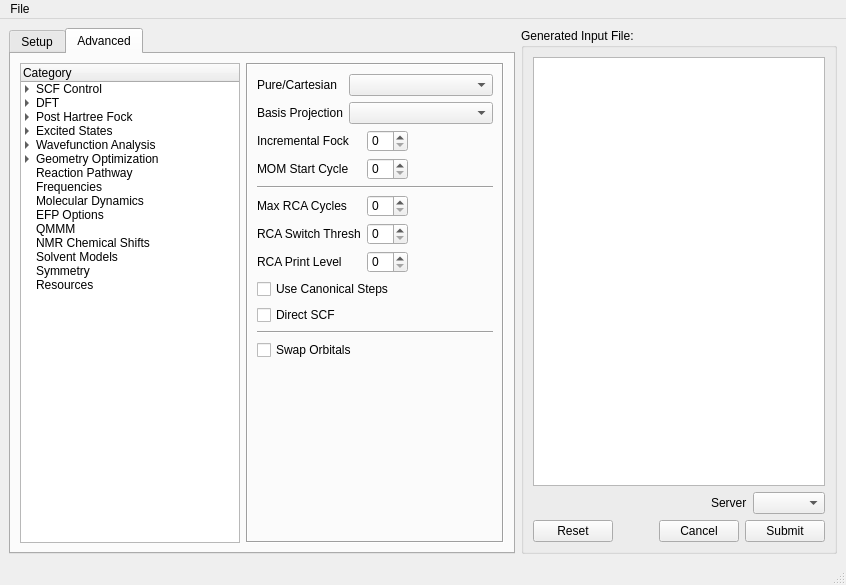
Old version of the form src/Qui/QuiMainWindow.ui in the repository nutjunkie/IQmol.
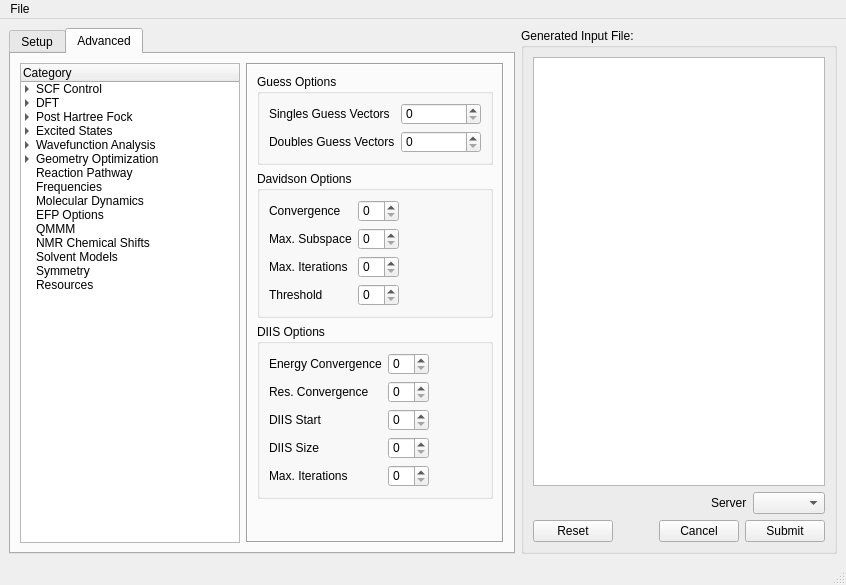
New version of the form. The open tabs and pages were chosen to show the change. Icons and pictures are not drawn.

Commit message: Add ADC keywords to option database and amend the Qui interface

What changed in the file:
```diff
--- a/src/Qui/QuiMainWindow.ui
+++ b/src/Qui/QuiMainWindow.ui
@@ -3830,6 +3830,194 @@
             </item>
            </layout>
           </widget>
+          <widget class="QWidget" name="AdvancedADC">
+           <layout class="QVBoxLayout" name="verticalLayout_29">
+            <item>
+             <widget class="QGroupBox" name="adc_guess">
+              <property name="title">
+               <string>Guess Options</string>
+              </property>
+              <layout class="QGridLayout" name="gridLayout_19">
+               <item row="0" column="0">
+                <widget class="QLabel" name="label_197">
+                 <property name="text">
+                  <string>Singles Guess Vectors</string>
+                 </property>
+                </widget>
+               </item>
+               <item row="0" column="1">
+                <widget class="QSpinBox" name="adc_nguess_singles"/>
+               </item>
+               <item row="1" column="0">
+                <widget class="QLabel" name="label_204">
+                 <property name="text">
+                  <string>Doubles Guess Vectors</string>
+                 </property>
+                </widget>
+               </item>
+               <item row="1" column="1">
+                <widget class="QSpinBox" name="adc_nguess_doubles"/>
+               </item>
+              </layout>
+             </widget>
+            </item>
+            <item>
+             <widget class="QGroupBox" name="adc_davidson">
+              <property name="title">
+               <string>Davidson Options</string>
+              </property>
+              <layout class="QVBoxLayout" name="verticalLayout_20">
+               <item>
+                <layout class="QGridLayout" name="gridLayout_adc_davidson">
+                 <item row="0" column="0">
+                  <widget class="QLabel" name="label_217">
+                   <property name="text">
+                    <string>Convergence</string>
+                   </property>
+                  </widget>
+                 </item>
+                 <item row="1" column="0">
+                  <widget class="QLabel" name="label_163">
+                   <property name="text">
+                    <string>Max. Subspace</string>
+                   </property>
+                  </widget>
+                 </item>
+                 <item row="2" column="0">
+                  <widget class="QLabel" name="label_168">
+                   <property name="text">
+                    <string>Max. Iterations</string>
+                   </property>
+                  </widget>
+                 </item>
+                 <item row="0" column="2">
+                  <spacer name="horizontalSpacer_37">
+                   <property name="orientation">
+                    <enum>Qt::Horizontal</enum>
+                   </property>
+                   <property name="sizeHint" stdset="0">
+                    <size>
+                     <width>40</width>
+                     <height>20</height>
+                    </size>
+                   </property>
+                  </spacer>
+                 </item>
+                 <item row="0" column="1">
+                  <widget class="QSpinBox" name="adc_davidson_conv"/>
+                 </item>
+                 <item row="1" column="1">
+                  <widget class="QSpinBox" name="adc_davidson_maxsubspace"/>
+                 </item>
+                 <item row="2" column="1">
+                  <widget class="QSpinBox" name="adc_davidson_maxiter"/>
+                 </item>
+                 <item row="3" column="0">
+                  <widget class="QLabel" name="label_218">
+                   <property name="text">
+                    <string>Threshold</string>
+                   </property>
+                  </widget>
+                 </item>
+                 <item row="3" column="1">
+                  <widget class="QSpinBox" name="adc_davidson_thresh"/>
+                 </item>
+                </layout>
+               </item>
+              </layout>
+             </widget>
+            </item>
+            <item>
+             <widget class="QGroupBox" name="adc_diis">
+              <property name="title">
+               <string>DIIS Options</string>
+              </property>
+              <layout class="QVBoxLayout" name="verticalLayout_26">
+               <item>
+                <layout class="QGridLayout" name="gridLayout_adc_diis">
+                 <item row="1" column="0">
+                  <widget class="QLabel" name="label_42">
+                   <property name="text">
+                    <string>Res. Convergence</string>
+                   </property>
+                  </widget>
+                 </item>
+                 <item row="2" column="1">
+                  <widget class="QSpinBox" name="adc_diis_start"/>
+                 </item>
+                 <item row="0" column="1">
+                  <widget class="QSpinBox" name="adc_diis_econv"/>
+                 </item>
+                 <item row="4" column="0">
+                  <widget class="QLabel" name="label_177">
+                   <property name="text">
+                    <string>Max. Iterations</string>
+                   </property>
+                  </widget>
+                 </item>
+                 <item row="1" column="1">
+                  <widget class="QSpinBox" name="adc_diis_rconv"/>
+                 </item>
+                 <item row="0" column="0">
+                  <widget class="QLabel" name="label_219">
+                   <property name="text">
+                    <string>Energy Convergence</string>
+                   </property>
+                  </widget>
+                 </item>
+                 <item row="2" column="0">
+                  <widget class="QLabel" name="label_164">
+                   <property name="text">
+                    <string>DIIS Start</string>
+                   </property>
+                  </widget>
+                 </item>
+                 <item row="4" column="1">
+                  <widget class="QSpinBox" name="adc_diis_maxiter"/>
+                 </item>
+                 <item row="0" column="2">
+                  <spacer name="horizontalSpacer_38">
+                   <property name="orientation">
+                    <enum>Qt::Horizontal</enum>
+                   </property>
+                   <property name="sizeHint" stdset="0">
+                    <size>
+                     <width>40</width>
+                     <height>20</height>
+                    </size>
+                   </property>
+                  </spacer>
+                 </item>
+                 <item row="3" column="0">
+                  <widget class="QLabel" name="label_52">
+                   <property name="text">
+                    <string>DIIS Size</string>
+                   </property>
+                  </widget>
+                 </item>
+                 <item row="3" column="1">
+                  <widget class="QSpinBox" name="adc_diis_size"/>
+                 </item>
+                </layout>
+               </item>
+              </layout>
+             </widget>
+            </item>
+            <item>
+             <spacer name="verticalSpacer_3">
+              <property name="orientation">
+               <enum>Qt::Vertical</enum>
+              </property>
+              <property name="sizeHint" stdset="0">
+               <size>
+                <width>20</width>
+                <height>40</height>
+               </size>
+              </property>
+             </spacer>
+            </item>
+           </layout>
+          </widget>
           <widget class="QWidget" name="AdvancedEOMStates">
            <layout class="QVBoxLayout" name="verticalLayout_3">
             <item>
```
Left out of the diff: 124 changed lines with no effect on the pictures. The commit also changes 2 other files.
